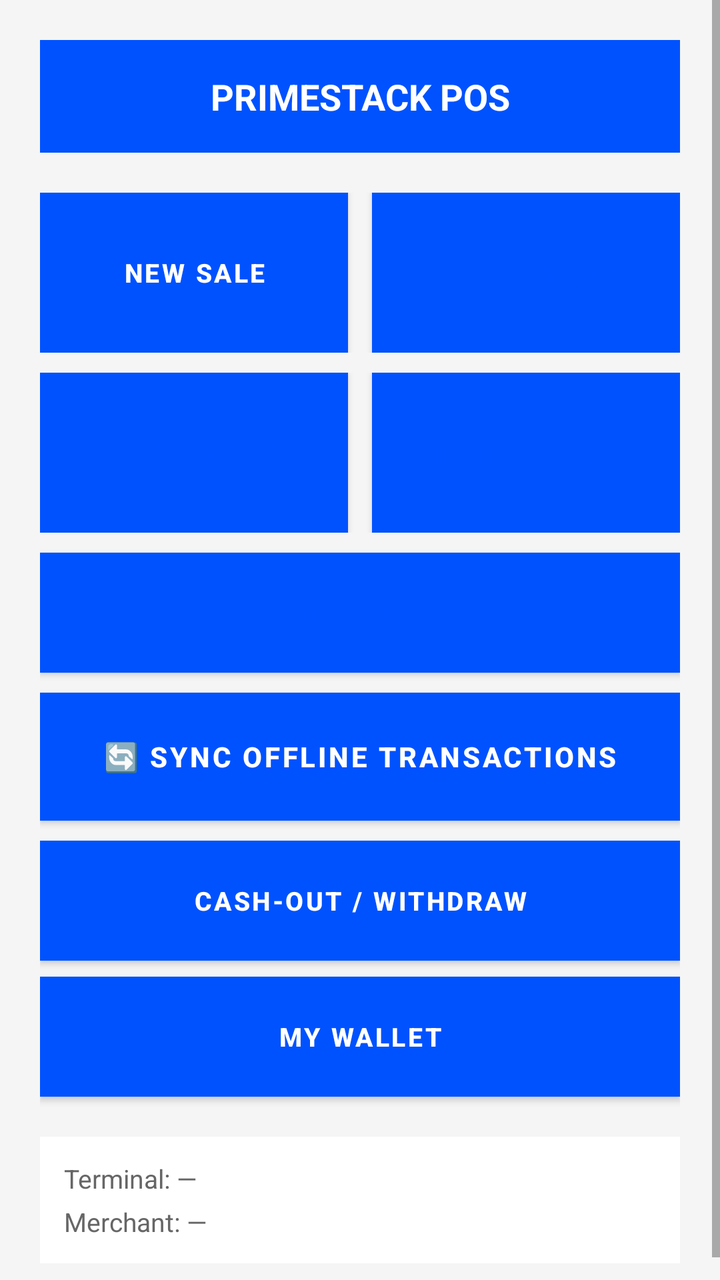
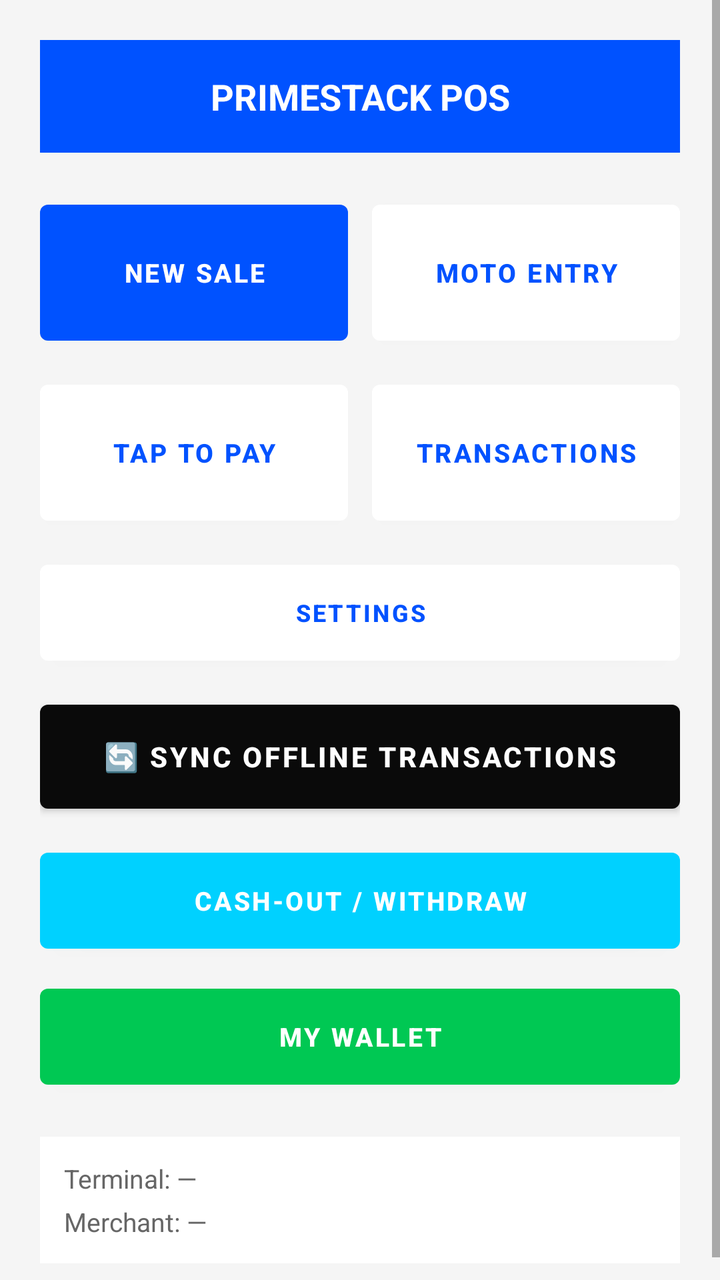

The first picture is an Android layout as it rendered before a commit; the second is the same layout after the commit. The layout source and the unified diff follow.
<!-- AndroidManifest.xml: activity theme Theme.PrimeStackTapToPay -->
<!-- res/layout/activity_home.xml -->
<?xml version="1.0" encoding="utf-8"?>
<ScrollView xmlns:android="http://schemas.android.com/apk/res/android"
    android:layout_width="match_parent"
    android:layout_height="match_parent"
    android:background="@color/primestack_light_gray">

    <LinearLayout
        android:layout_width="match_parent"
        android:layout_height="wrap_content"
        android:orientation="vertical"
        android:padding="20dp">

        <TextView
            android:layout_width="match_parent"
            android:layout_height="wrap_content"
            android:background="@color/primestack_primary"
            android:text="PRIMESTACK POS"
            android:textColor="@color/white"
            android:textSize="18sp"
            android:textStyle="bold"
            android:padding="16dp"
            android:gravity="center" />

        
        <LinearLayout
            android:layout_width="match_parent"
            android:layout_height="wrap_content"
            android:orientation="horizontal"
            android:layout_marginTop="20dp">

            <Button
                android:id="@+id/btnSale"
                android:layout_width="0dp"
                android:layout_height="80dp"
                android:layout_weight="1"
                android:text="NEW SALE"
                android:textSize="13sp"
                android:textStyle="bold"
                android:background="@color/primestack_primary"
                android:textColor="@color/white"
                android:layout_marginEnd="6dp" />

            <Button
                android:id="@+id/btnMoto"
                android:layout_width="0dp"
                android:layout_height="80dp"
                android:layout_weight="1"
                android:text="MOTO ENTRY"
                android:textSize="13sp"
                android:textStyle="bold"
                android:background="@color/white"
                android:textColor="@color/primestack_primary"
                android:layout_marginStart="6dp" />
        </LinearLayout>

        
        <LinearLayout
            android:layout_width="match_parent"
            android:layout_height="wrap_content"
            android:orientation="horizontal"
            android:layout_marginTop="10dp">

            <Button
                android:id="@+id/btnTapToPay"
                android:layout_width="0dp"
                android:layout_height="80dp"
                android:layout_weight="1"
                android:text="TAP TO PAY"
                android:textSize="13sp"
                android:textStyle="bold"
                android:background="@color/white"
                android:textColor="@color/primestack_primary"
                android:layout_marginEnd="6dp" />

            <Button
                android:id="@+id/btnHistory"
                android:layout_width="0dp"
                android:layout_height="80dp"
                android:layout_weight="1"
                android:text="TRANSACTIONS"
                android:textSize="13sp"
                android:textStyle="bold"
                android:background="@color/white"
                android:textColor="@color/primestack_primary"
                android:layout_marginStart="6dp" />
        </LinearLayout>

        
        <Button
            android:id="@+id/btnSettings"
            android:layout_width="match_parent"
            android:layout_height="60dp"
            android:text="SETTINGS"
            android:textSize="12sp"
            android:textStyle="bold"
            android:background="@color/white"
            android:textColor="@color/primestack_primary"
            android:layout_marginTop="10dp" />

        
        <Button
            android:id="@+id/btnSyncOffline"
            android:layout_width="match_parent"
            android:layout_height="64dp"
            android:text="🔄 SYNC OFFLINE TRANSACTIONS"
            android:textSize="14sp"
            android:textStyle="bold"
            android:background="@color/primestack_secondary"
            android:textColor="@color/white"
            android:layout_marginTop="10dp" />

        
        <Button
            android:id="@+id/btnCashOut"
            android:layout_width="match_parent"
            android:layout_height="60dp"
            android:text="CASH-OUT / WITHDRAW"
            android:textSize="13sp"
            android:textStyle="bold"
            android:background="@color/primestack_accent"
            android:textColor="@color/white"
            android:layout_marginTop="10dp" />

        
        <Button
            android:id="@+id/btnWallet"
            android:layout_width="match_parent"
            android:layout_height="60dp"
            android:text="MY WALLET"
            android:textSize="13sp"
            android:textStyle="bold"
            android:background="@color/primestack_success"
            android:textColor="@color/white"
            android:layout_marginTop="8dp" />

        
        <LinearLayout
            android:layout_width="match_parent"
            android:layout_height="wrap_content"
            android:orientation="vertical"
            android:layout_marginTop="20dp"
            android:padding="12dp"
            android:background="@color/white">

            <TextView
                android:id="@+id/tvTerminal"
                android:layout_width="wrap_content"
                android:layout_height="wrap_content"
                android:text="Terminal: —"
                android:textColor="@color/primestack_gray"
                android:textSize="13sp" />

            <TextView
                android:id="@+id/tvMerchant"
                android:layout_width="wrap_content"
                android:layout_height="wrap_content"
                android:text="Merchant: —"
                android:textColor="@color/primestack_gray"
                android:textSize="13sp"
                android:layout_marginTop="4dp" />
        </LinearLayout>

    </LinearLayout>
</ScrollView>
<!-- resources referenced by this layout -->
<resources>
  <color name="primestack_accent">#00D1FF</color>
  <color name="primestack_gray">#666666</color>
  <color name="primestack_light_gray">#F5F5F5</color>
  <color name="primestack_primary">#0052FF</color>
  <color name="primestack_secondary">#0A0A0A</color>
  <color name="primestack_success">#00C853</color>
  <color name="white">#FFFFFFFF</color>
  <style name="Theme.PrimeStackTapToPay" parent="Theme.MaterialComponents.DayNight.DarkActionBar">
          
          <item name="colorPrimary">@color/purple_500</item>
          <item name="colorPrimaryVariant">@color/purple_700</item>
          <item name="colorOnPrimary">@color/white</item>
          
          <item name="colorSecondary">@color/teal_200</item>
          <item name="colorSecondaryVariant">@color/teal_700</item>
          <item name="colorOnSecondary">@color/black</item>
          
          <item name="android:statusBarColor">?attr/colorPrimaryVariant</item>
          
      </style>
  <color name="purple_500">#0052FF</color>
  <color name="purple_700">#0039B3</color>
  <color name="teal_200">#00D1FF</color>
  <color name="teal_700">#0099CC</color>
  <color name="black">#FF000000</color>
</resources>

<!-- the commit's change to res/layout/activity_home.xml (unified diff, before → after) -->
@@ -1,5 +1,6 @@
 <?xml version="1.0" encoding="utf-8"?>
 <ScrollView xmlns:android="http://schemas.android.com/apk/res/android"
+    xmlns:app="http://schemas.android.com/apk/res-auto"
     android:layout_width="match_parent"
     android:layout_height="match_parent"
     android:background="@color/primestack_light_gray">
@@ -36,7 +37,7 @@
                 android:text="NEW SALE"
                 android:textSize="13sp"
                 android:textStyle="bold"
-                android:background="@color/primestack_primary"
+                app:backgroundTint="@color/primestack_primary"
                 android:textColor="@color/white"
                 android:layout_marginEnd="6dp" />
 
@@ -48,7 +49,7 @@
                 android:text="MOTO ENTRY"
                 android:textSize="13sp"
                 android:textStyle="bold"
-                android:background="@color/white"
+                app:backgroundTint="@color/white"
                 android:textColor="@color/primestack_primary"
                 android:layout_marginStart="6dp" />
         </LinearLayout>
@@ -68,7 +69,7 @@
                 android:text="TAP TO PAY"
                 android:textSize="13sp"
                 android:textStyle="bold"
-                android:background="@color/white"
+                app:backgroundTint="@color/white"
                 android:textColor="@color/primestack_primary"
                 android:layout_marginEnd="6dp" />
 
@@ -80,7 +81,7 @@
                 android:text="TRANSACTIONS"
                 android:textSize="13sp"
                 android:textStyle="bold"
-                android:background="@color/white"
+                app:backgroundTint="@color/white"
                 android:textColor="@color/primestack_primary"
                 android:layout_marginStart="6dp" />
         </LinearLayout>
@@ -93,7 +94,7 @@
             android:text="SETTINGS"
             android:textSize="12sp"
             android:textStyle="bold"
-            android:background="@color/white"
+            app:backgroundTint="@color/white"
             android:textColor="@color/primestack_primary"
             android:layout_marginTop="10dp" />
 
@@ -105,7 +106,7 @@
             android:text="🔄 SYNC OFFLINE TRANSACTIONS"
             android:textSize="14sp"
             android:textStyle="bold"
-            android:background="@color/primestack_secondary"
+            app:backgroundTint="@color/primestack_secondary"
             android:textColor="@color/white"
             android:layout_marginTop="10dp" />
 
@@ -117,7 +118,7 @@
             android:text="CASH-OUT / WITHDRAW"
             android:textSize="13sp"
             android:textStyle="bold"
-            android:background="@color/primestack_accent"
+            app:backgroundTint="@color/primestack_accent"
             android:textColor="@color/white"
             android:layout_marginTop="10dp" />
 
@@ -129,7 +130,7 @@
             android:text="MY WALLET"
             android:textSize="13sp"
             android:textStyle="bold"
-            android:background="@color/primestack_success"
+            app:backgroundTint="@color/primestack_success"
             android:textColor="@color/white"
             android:layout_marginTop="8dp" />
 
